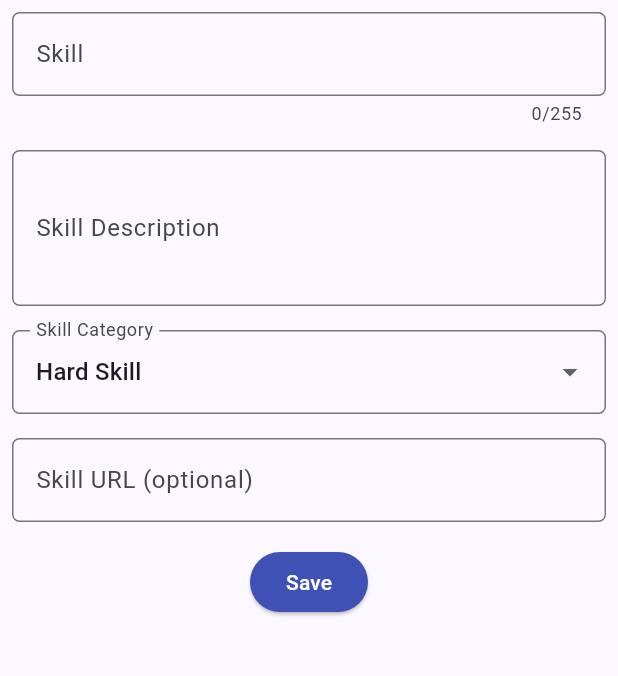
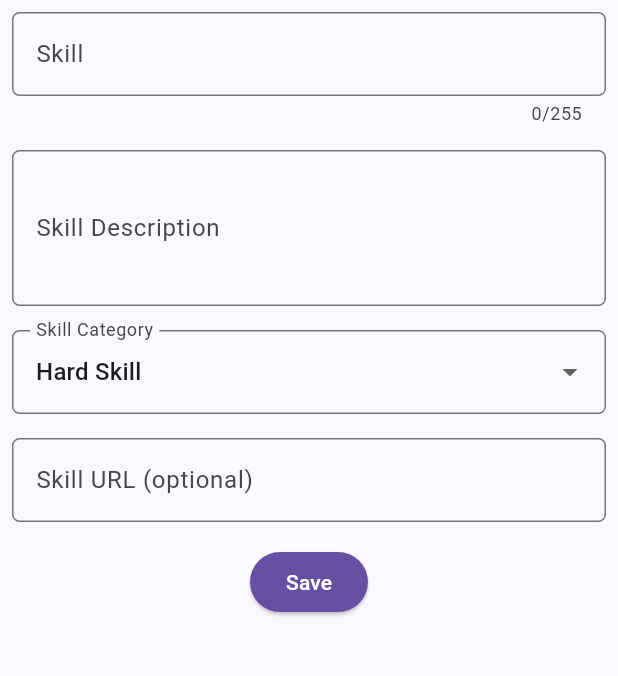
Before and after one commit to reginadibryakerinne/myportofolio_mobile, a Flutter app: the SkillFormPage screen opened directly, on a phone screen of 412 x 824 dp, the part 84-760 px from its top. Run offline on Flutter 3.47's test engine with Material 3 defaults, Android fonts, the phone set to English and light mode, and no system bars; our stand-ins replace material_ui.

Commit message:
style: integrate skill form colors with app theme

```diff
--- a/lib/screens/skill_form.dart
+++ b/lib/screens/skill_form.dart
@@ -155,9 +155,6 @@ class _SkillFormPageState extends State<SkillFormPage> {
                 child: Padding(
                   padding: const EdgeInsets.all(8.0),
                   child: ElevatedButton(
-                    style: ButtonStyle(
-                      backgroundColor: WidgetStateProperty.all(Colors.indigo),
-                    ),
                     onPressed: () {
                       if (_formKey.currentState!.validate()) {
                         showDialog(
@@ -196,10 +193,7 @@ class _SkillFormPageState extends State<SkillFormPage> {
                         );
                       }
                     },
-                    child: const Text(
-                      "Save",
-                      style: TextStyle(color: Colors.white),
-                    ),
+                    child: const Text("Save"),
                   ),
                 ),
               ),
```
